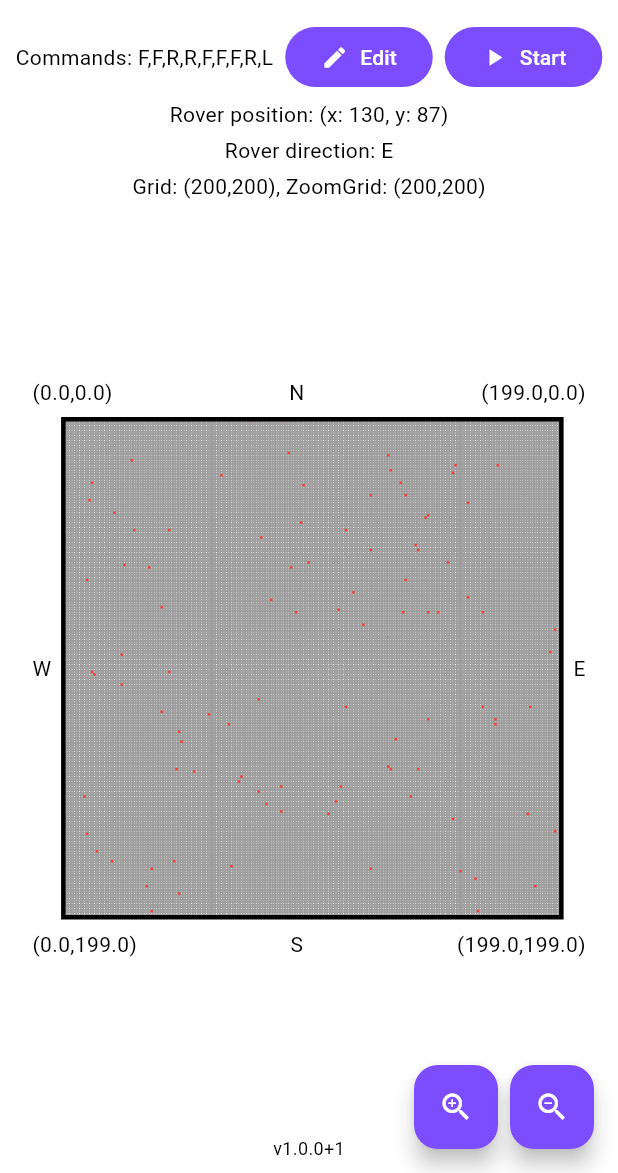
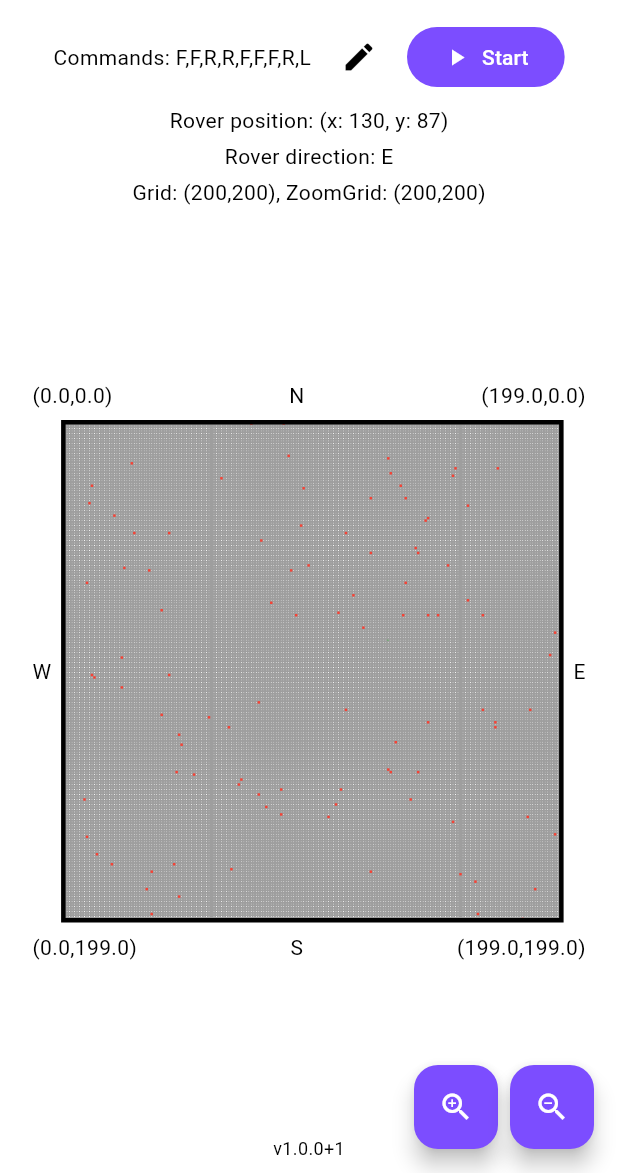
Before and after one commit to Barbero95/mars_rover_mission, a Flutter app: the screen it shows after launch, after a tap on "Go to Panel Control", on a phone screen of 412 x 824 dp, the part 63-1236 px from its top. Run offline on Flutter 3.47's test engine with Material 3 defaults, Android fonts, the phone set to English and light mode, and no system bars; our stand-ins replace get_it, go_router, package_info_plus, sprintf.

Commit message:
Update header widget

```diff
--- a/lib/features/rover_control_panel/ui/widgets/header_widget.dart
+++ b/lib/features/rover_control_panel/ui/widgets/header_widget.dart
@@ -8,7 +8,6 @@
   static const commandsLabel = 'Commands';
   static const start = 'Start';
   static const pause = 'Pause';
-  static const edit = 'Edit';
   static const roverPositionLabel = 'Rover position';
   static const roverDirectionLabel = 'Rover direction';
   static const gridLabel = 'Grid: %s, ZoomGrid: %s';
@@ -30,9 +29,10 @@
           runSpacing: Spaces.spaceXXS,
           spacing: Spaces.spaceXXS,
           crossAxisAlignment: WrapCrossAlignment.center,
+          alignment: WrapAlignment.center,
           children: [
             Text('${_Strings.commandsLabel}: ${roverCPBloc.commandsJoin}'),
-            FilledButton(
+            IconButton(
               onPressed: () => ModalUtils.editCommandsModal(
                 context: context,
                 commands: roverCPBloc.commandsString,
@@ -41,16 +41,7 @@
                   newCommands: newCommands,
                 ),
               ),
-              child: Row(
-                mainAxisSize: MainAxisSize.min,
-                children: [
-                  const Icon(Icons.edit),
-                  Spaces.horizontalXXS(),
-                  const Text(
-                    _Strings.edit,
-                  ),
-                ],
-              ),
+              icon: const Icon(Icons.edit),
             ),
             FilledButton(
               onPressed: () => roverCPBloc.enabledExecuteCommandsButton
@@ -75,7 +66,7 @@
             ),
           ],
         ),
-        Spaces.verticalXXXS(),
+        Spaces.verticalXXS(),
         Text(
           '${_Strings.roverPositionLabel}: ${roverCPBloc.rover.currentPosition}',
         ),
```
